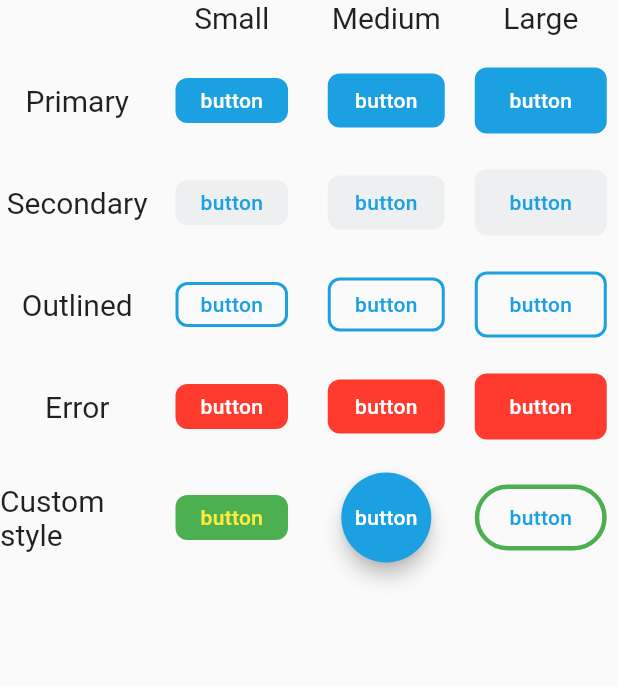
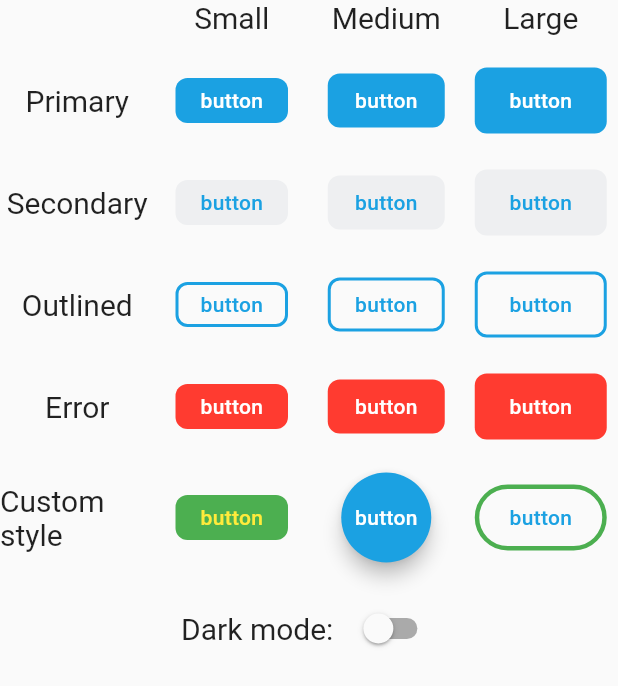
Before and after one commit to san-smith/flutter_buttons_example, a Flutter app: the screen it shows after launch, on a phone screen of 412 x 824 dp. Shown: the top 686 px of the screen. Run offline on Flutter 3.47's test engine with Material 2 defaults, Android fonts, the phone set to English and light mode, and no system bars.

Commit message:
Add dark mode

```diff
--- a/lib/main.dart
+++ b/lib/main.dart
@@ -1,17 +1,29 @@
 import 'package:flutter/material.dart';
+import 'package:flutter_buttons_example/presentation/ui/theme.dart';
 
 import 'presentation/home/home_screen.dart';
+import 'presentation/ui/custom_button_theme_data.dart';
 
 void main() {
   runApp(Application());
 }
 
+final ValueNotifier<ThemeMode> themeModeNotifier = ValueNotifier(ThemeMode.light);
+
+CustomButtonThemeData get buttonTheme => themeModeNotifier.value == ThemeMode.dark ? darkBlueButtonThemeData : blueButtonThemeData;
+
 class Application extends StatelessWidget {
   @override
   Widget build(BuildContext context) {
-    return MaterialApp(
-      title: 'Flutter Buttons Example',
-      home: HomeScreen(),
+    return ValueListenableBuilder<ThemeMode>(
+      valueListenable: themeModeNotifier,
+      builder: (_, mode, __) => MaterialApp(
+        title: 'Flutter Buttons Example',
+        theme: lightTheme,
+        darkTheme: darkTheme,
+        themeMode: mode,
+        home: HomeScreen(),
+      ),
     );
   }
 }
--- a/lib/presentation/home/home_screen.dart
+++ b/lib/presentation/home/home_screen.dart
@@ -1,4 +1,5 @@
 import 'package:flutter/material.dart';
+import 'package:flutter_buttons_example/main.dart';
 import 'package:flutter_buttons_example/presentation/home/label.dart';
 import 'package:flutter_buttons_example/presentation/ui/base_button.dart';
 import 'package:flutter_buttons_example/presentation/ui/button_scale.dart';
@@ -35,7 +36,25 @@ class _HomeScreenState extends State<HomeScreen> {
         SizedBox(height: 20),
         _buildErrorRow(),
         SizedBox(height: 20),
-        _buildCustomRow()
+        _buildCustomRow(),
+        SizedBox(height: 20),
+        _buildModeSwitcher(),
+      ],
+    );
+  }
+
+  Widget _buildModeSwitcher() {
+    return Row(
+      mainAxisAlignment: MainAxisAlignment.center,
+      children: [
+        Label('Dark mode:'),
+        SizedBox(width: 10),
+        Switch(
+          value: themeModeNotifier.value == ThemeMode.dark,
+          onChanged: (value) {
+            themeModeNotifier.value = value ? ThemeMode.dark : ThemeMode.light;
+          },
+        ),
       ],
     );
   }
--- a/lib/presentation/ui/base_button.dart
+++ b/lib/presentation/ui/base_button.dart
@@ -1,4 +1,5 @@
 import 'package:flutter/material.dart';
+import 'package:flutter_buttons_example/main.dart';
 
 import 'button_scale.dart';
 import 'button_type.dart';
@@ -22,7 +23,7 @@ class BaseButton extends StatelessWidget {
 
   @override
   Widget build(BuildContext context) {
-    final defaultStyle = baseButtonStyle.byType(type, blueButtonThemeData).byScale(scale);
+    final defaultStyle = baseButtonStyle.byType(type, buttonTheme).byScale(scale);
     return TextButton(
       style: style != null ? style!.merge(defaultStyle) : defaultStyle,
       onPressed: onPressed,
--- a/lib/presentation/ui/theme.dart
+++ b/lib/presentation/ui/theme.dart
@@ -12,12 +12,26 @@ final baseButtonStyle = TextButton.styleFrom(
   ),
 );
 
+final lightTheme = ThemeData.light().copyWith(
+  textButtonTheme: TextButtonThemeData(style: baseButtonStyle),
+);
+
+final darkTheme = ThemeData.dark().copyWith(
+  textButtonTheme: TextButtonThemeData(style: baseButtonStyle),
+);
+
 const blue = Color(0xFF1BA1E2);
 const secondary = Color.fromRGBO(0, 28, 61, 0.05);
 const white = Colors.white;
 const error = Color(0xFFFF3B30);
 const disabledBackground = Color(0xFF979592);
 const disabledForeground = Color(0xFFD1D1D6);
+
+const darkBlue = Color(0xFF0A84FF);
+const darkSecondary = Color.fromRGBO(120, 120, 128, 0.32);
+const darkError = Color(0xFFFF375F);
+const darkDisabledBackground = Color(0xFF757575);
+const darkDisabledForeground = Colors.white70;
 
 final blueButtonThemeData = CustomButtonThemeData.fromColors(
   primary: blue,
@@ -27,3 +41,12 @@ final blueButtonThemeData = CustomButtonThemeData.fromColors(
   disabledBackground: disabledBackground,
   disabledForeground: disabledForeground,
 );
+
+final darkBlueButtonThemeData = CustomButtonThemeData.fromColors(
+  primary: darkBlue,
+  inverse: white,
+  secondary: darkSecondary,
+  error: darkError,
+  disabledBackground: darkDisabledBackground,
+  disabledForeground: darkDisabledForeground,
+);
```
